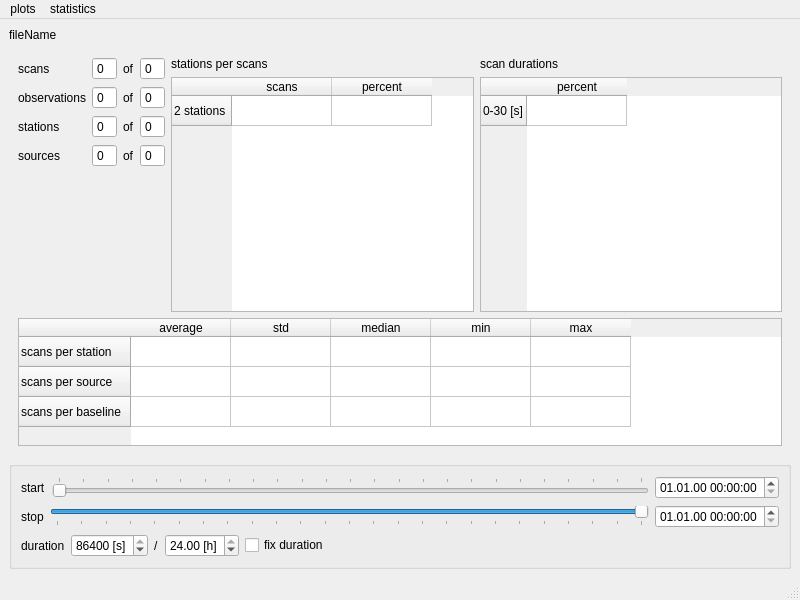
This is vieschedpp_analyser.ui in TUW-VieVS/VieSchedpp as Qt 5 draws it before an edit. The edited form follows.
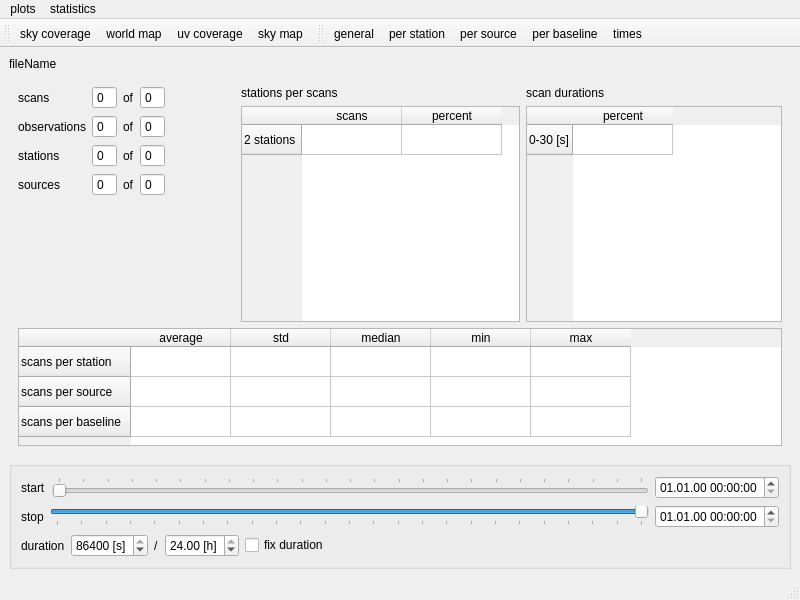
This is the edited form. The open tabs and pages were chosen to show the change. Icons and pictures are not drawn.

Commit message: sched analyser skymap and worldmap

The edit to the form file:
```diff
--- a/vieschedpp_analyser.ui
+++ b/vieschedpp_analyser.ui
@@ -307,6 +307,19 @@
             </item>
            </layout>
           </item>
+          <item>
+           <spacer name="horizontalSpacer_3">
+            <property name="orientation">
+             <enum>Qt::Horizontal</enum>
+            </property>
+            <property name="sizeHint" stdset="0">
+             <size>
+              <width>40</width>
+              <height>20</height>
+             </size>
+            </property>
+           </spacer>
+          </item>
           <item>
            <layout class="QVBoxLayout" name="verticalLayout_8">
             <item>
@@ -318,6 +331,12 @@
             </item>
             <item>
              <widget class="QTableWidget" name="tableWidget_sta_per_scan">
+              <property name="minimumSize">
+               <size>
+                <width>279</width>
+                <height>0</height>
+               </size>
+              </property>
               <row>
                <property name="text">
                 <string>2 stations</string>
@@ -348,6 +367,12 @@
             </item>
             <item>
              <widget class="QTableWidget" name="tableWidget_scan_duration">
+              <property name="minimumSize">
+               <size>
+                <width>0</width>
+                <height>0</height>
+               </size>
+              </property>
               <row>
                <property name="text">
                 <string>0-30 [s]</string>
@@ -366,6 +391,18 @@
         </item>
         <item>
          <widget class="QTableWidget" name="tableWidget_general">
+          <property name="minimumSize">
+           <size>
+            <width>0</width>
+            <height>113</height>
+           </size>
+          </property>
+          <property name="maximumSize">
+           <size>
+            <width>16777215</width>
+            <height>150</height>
+           </size>
+          </property>
           <row>
            <property name="text">
             <string>scans per station</string>
@@ -692,6 +729,37 @@
    <addaction name="menustatistics"/>
   </widget>
   <widget class="QStatusBar" name="statusbar"/>
+  <widget class="QToolBar" name="toolBar">
+   <property name="windowTitle">
+    <string>toolBar</string>
+   </property>
+   <attribute name="toolBarArea">
+    <enum>TopToolBarArea</enum>
+   </attribute>
+   <attribute name="toolBarBreak">
+    <bool>false</bool>
+   </attribute>
+   <addaction name="actionsky_coverage"/>
+   <addaction name="actionworld_map"/>
+   <addaction name="actionuv_coverage"/>
+   <addaction name="actionsky_map"/>
+  </widget>
+  <widget class="QToolBar" name="toolBar_2">
+   <property name="windowTitle">
+    <string>toolBar_2</string>
+   </property>
+   <attribute name="toolBarArea">
+    <enum>TopToolBarArea</enum>
+   </attribute>
+   <attribute name="toolBarBreak">
+    <bool>false</bool>
+   </attribute>
+   <addaction name="actiongeneral"/>
+   <addaction name="actionper_station"/>
+   <addaction name="actionper_source"/>
+   <addaction name="actionper_baseline"/>
+   <addaction name="actiontimes"/>
+  </widget>
   <action name="actionsky_coverage">
    <property name="text">
     <string>sky coverage</string>
```
Left out of the diff: 143 changed lines with no effect on the pictures. The commit also changes 6 other files.
